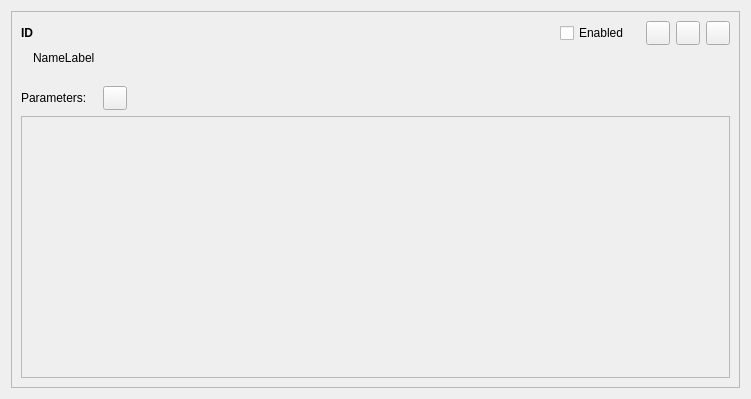
The window that src/apps/openfluid-builder/base/WareWidget.ui (OpenFLUID/openfluid) describes before a commit, drawn with Qt 5.
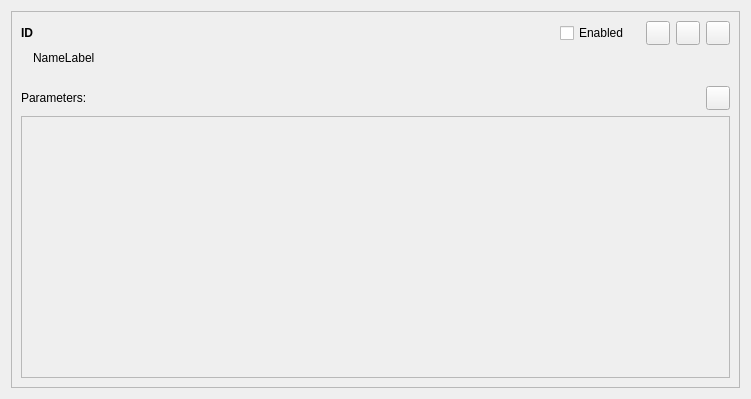
The same window after the commit.

Commit message:
Add of parameters management for wares in OpenFLUID-Builder
(references OpenFLUID/openfluid#246)

What changed in the file:
```diff
--- a/src/apps/openfluid-builder/base/WareWidget.ui
+++ b/src/apps/openfluid-builder/base/WareWidget.ui
@@ -231,7 +231,7 @@
                   <enum>Qt::Horizontal</enum>
                  </property>
                  <property name="sizeType">
-                  <enum>QSizePolicy::Fixed</enum>
+                  <enum>QSizePolicy::Expanding</enum>
                  </property>
                  <property name="sizeHint" stdset="0">
                   <size>
@@ -260,19 +260,6 @@
                  </property>
                 </widget>
                </item>
-               <item>
-                <spacer name="horizontalSpacer_2">
-                 <property name="orientation">
-                  <enum>Qt::Horizontal</enum>
-                 </property>
-                 <property name="sizeHint" stdset="0">
-                  <size>
-                   <width>40</width>
-                   <height>20</height>
-                  </size>
-                 </property>
-                </spacer>
-               </item>
               </layout>
              </item>
              <item>
```
Left out of the diff: 14 changed lines with no effect on the pictures. The commit also changes 14 other files.
